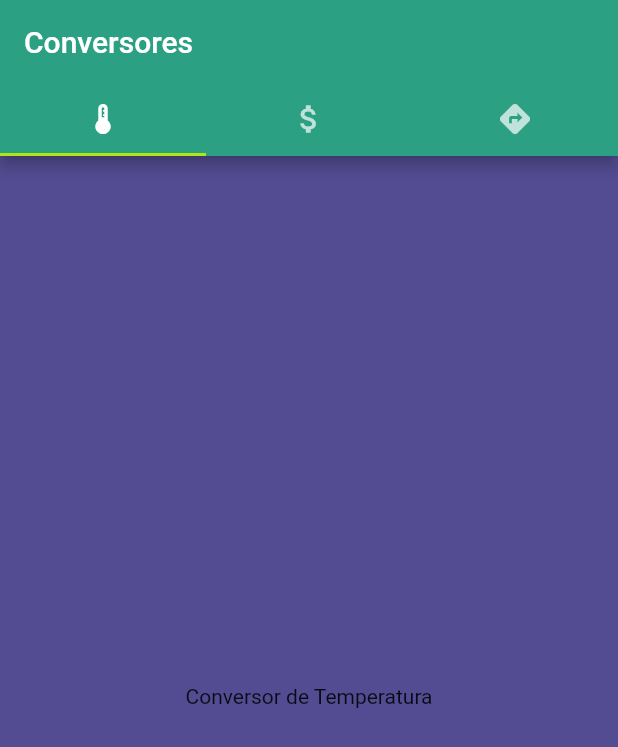
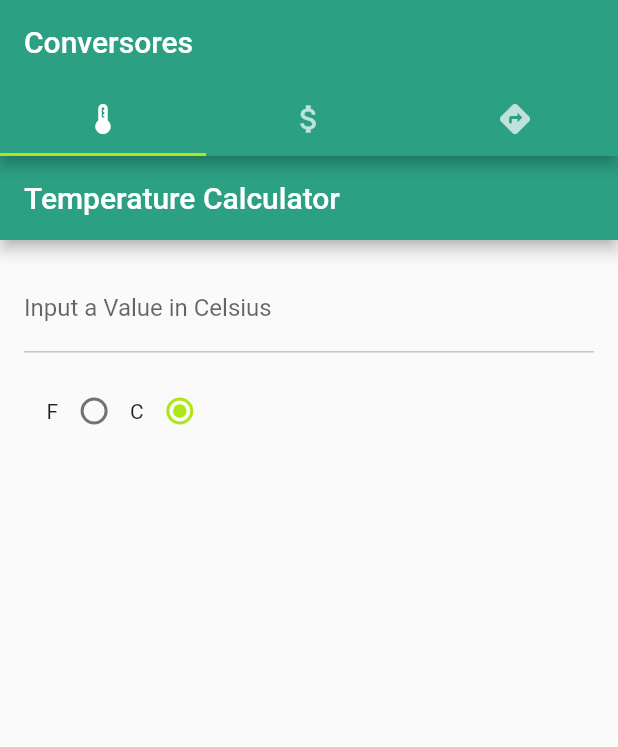
Before and after one commit to pedroGNF/conversores, a Flutter app: the screen it shows after launch, on a phone screen of 412 x 824 dp. Shown: the top 747 px of the screen. Run offline on Flutter 3.47's test engine with Material 2 defaults, Android fonts, the phone set to English and light mode, and no system bars.

Commit message:
temperatura.dart added

```diff
--- a/lib/main.dart
+++ b/lib/main.dart
@@ -2,9 +2,11 @@ import 'package:flutter/material.dart';
 import 'package:helloworld/distancia.dart';
 import 'package:helloworld/moeda.dart';
 import 'package:helloworld/temperatura.dart';
+
 void main() {
   runApp(const TabBarDemo());
 }
+
 class TabBarDemo extends StatelessWidget {
   const TabBarDemo({super.key});
 
--- a/lib/temperatura.dart
+++ b/lib/temperatura.dart
@@ -1,22 +1,120 @@
 import 'package:flutter/material.dart';
 
-class TelaTemperatura extends StatelessWidget {
+class TelaTemperatura extends StatefulWidget {
   const TelaTemperatura({super.key});
+  @override
+  TempState createState() => TempState();
+}
+
+class TempState extends State<TelaTemperatura> {
+  late double input;
+  late double output;
+  late bool fOrC;
+
+  @override
+  void initState() {
+    super.initState();
+    input = 0.0;
+    output = 0.0;
+    fOrC = true;
+  }
 
   @override
   Widget build(BuildContext context) {
+    TextField inputField = TextField(
+      keyboardType: TextInputType.number,
+      onChanged: (str) {
+        try {
+          input = double.parse(str);
+        } catch (e) {
+          input = 0.0;
+        }
+      },
+      decoration: InputDecoration(
+        labelText:
+            "Input a Value in ${fOrC == false ? "Fahrenheit" : "Celsius"}",
+      ),
+      textAlign: TextAlign.center,
+    );
+
+    AppBar appBar = AppBar(
+      title: const Text("Temperature Calculator"),
+    );
+
+    Container tempSwitch = Container(
+      padding: const EdgeInsets.all(15.0),
+      child: Row(
+        children: <Widget>[
+          //Text("Choose Fahrenheit or Celsius"),
+          //Switch(
+          //  value: fOrC,
+          //  onChanged: (e) {
+          //    setState(() {
+          //      fOrC = !fOrC;
+          //    });
+          //  },
+          //)
+
+          //Checkbox(
+          //  value: fOrC,
+          //  onChanged: (e) {
+          //    setState(() {
+          //      fOrC = !fOrC;
+          //    });
+          //  },
+          //),
+
+          const Text("F"),
+          Radio<bool>(
+              groupValue: fOrC,
+              value: false,
+              onChanged: (v) {
+                setState(() {
+                  fOrC = v!;
+                });
+              }),
+          const Text("C"),
+          Radio<bool>(
+              groupValue: fOrC,
+              value: true,
+              onChanged: (v) {
+                setState(() {
+                  fOrC = v!;
+                });
+              }),
+        ],
+      ),
+    );
+
+    Container calcBtn = Container(
+      child: RaisedButton(
+        child: const Text("Calculate"),
+        onPressed: () {
+          setState(() {
+            fOrC == false
+                ? output = (input - 32) * (5 / 9)
+                : output = (input * 9 / 5) + 32;
+          });
+          showAboutDialog(context: context);
+        },
+      ),
+    );
+
     return Scaffold(
-      body: Center(
-        child: Container(
-          color: const Color.fromARGB(255, 83, 76, 146),
-          child: const Center(
-            child: Text(
-              "Conversor de Temperatura",
-              style: TextStyle(),
-            ),
-          ),
+      appBar: appBar,
+      body: Container(
+        padding: const EdgeInsets.all(16.0),
+        child: Column(
+          children: <Widget>[
+            inputField,
+            tempSwitch,
+            calcBtn,
+          ],
         ),
       ),
     );
   }
 }
+
+// ignore: non_constant_identifier_names
+RaisedButton({required Text child, required Null Function() onPressed}) {}
```
Also changed, not shown: flutter_01.png (added).
